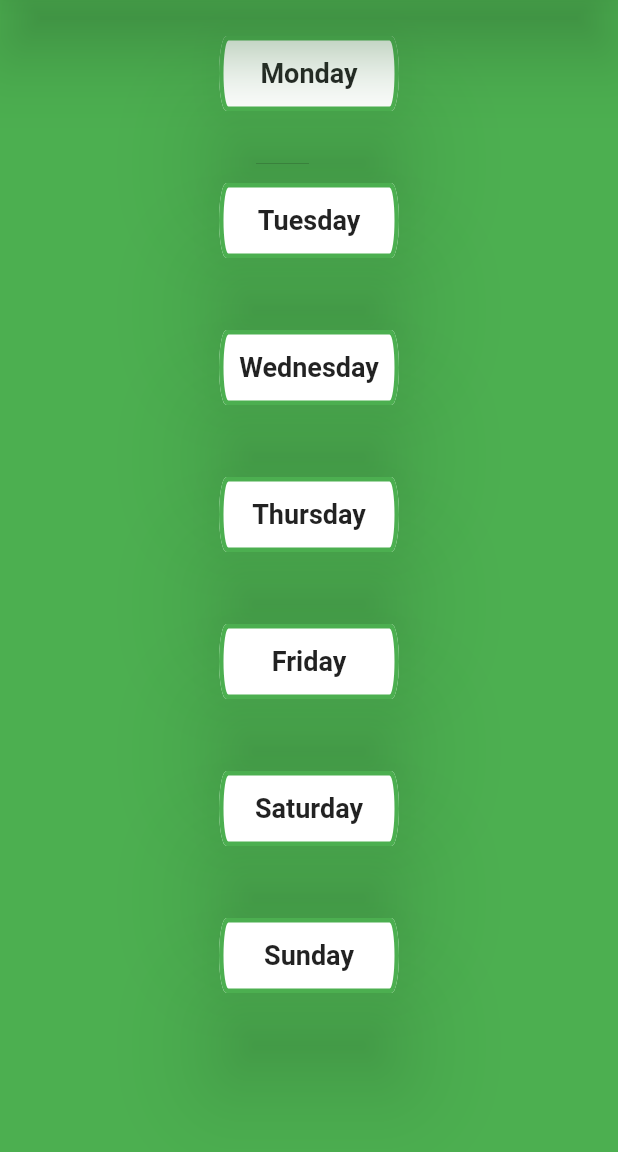
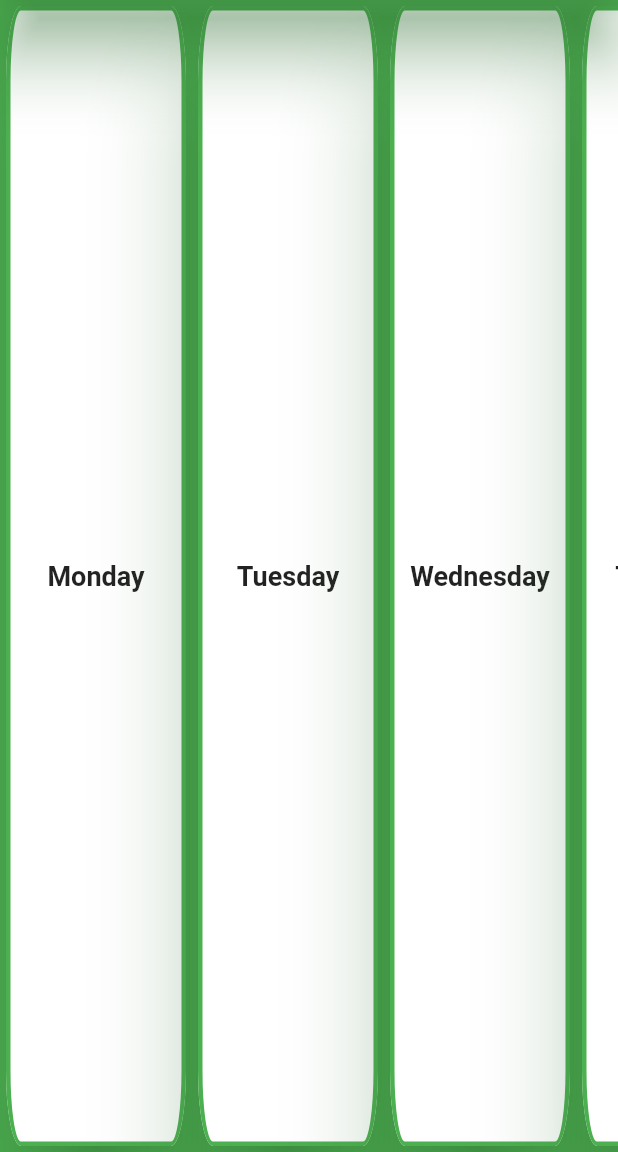
Before and after one commit to dogman223/active_week, a Flutter app: the WeekScreen screen opened directly, on a phone screen of 412 x 824 dp, the part 84-1236 px from its top. Run offline on Flutter 3.47's test engine with Material 2 defaults, Android fonts, the phone set to English and light mode, and no system bars.

Commit message:
Change view of week to horizontal scrollable list

```diff
--- a/lib/screen/week_screen.dart
+++ b/lib/screen/week_screen.dart
@@ -96,17 +96,14 @@ class _WeekScreenState extends State<WeekScreen> {
           shadowColor: Theme.of(context).primaryColor,
         ),
         body: Center(
-          child: Column(children: [
-            for (final day in days)
-              Container(
-                padding: const EdgeInsets.all(20),
-                child: DayItem(
-                    day: day,
-                    onSelectDay: () {
-                      _selectDay(context, day);
-                    }),
-              )
-          ]),
-        ));
+            child: ListView.builder(
+          itemBuilder: (context, day) {
+            return DayItem(
+                day: days[day],
+                onSelectDay: () => _selectDay(context, days[day]));
+          },
+          itemCount: days.length,
+          scrollDirection: Axis.horizontal,
+        )));
   }
 }
```
